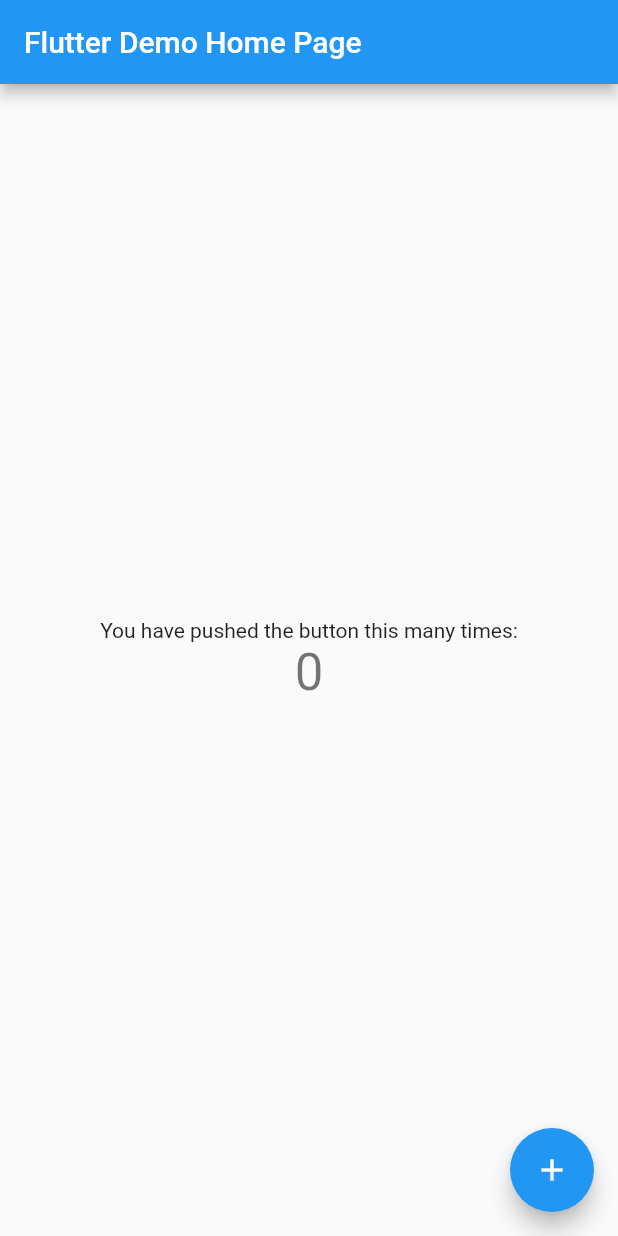
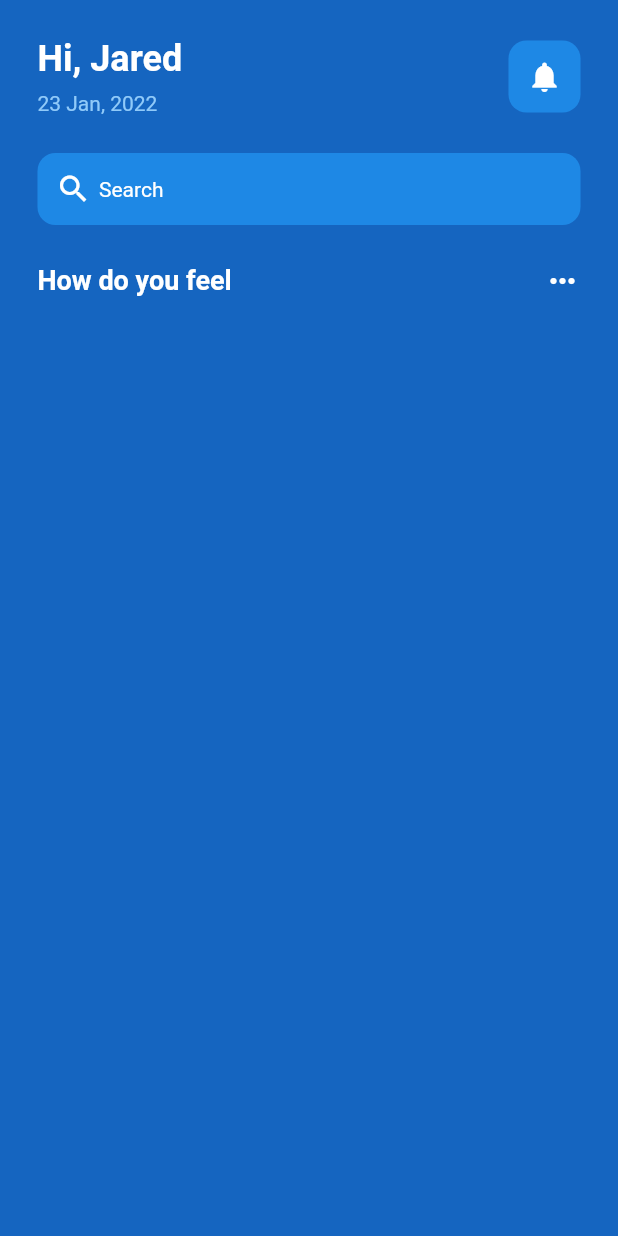
Before and after one commit to bl1nkker/flutter-mental-app, a Flutter app: the screen it shows after launch, on a phone screen of 412 x 824 dp. Run offline on Flutter 3.47's test engine with Material 2 defaults, Android fonts, the phone set to English and light mode, and no system bars.

Commit message:
style: main screen layout

```diff
--- a/lib/main.dart
+++ b/lib/main.dart
@@ -1,4 +1,5 @@
 import 'package:flutter/material.dart';
+import 'package:flutter_mental_app/pages/home_screen.dart';
 
 void main() {
   runApp(const MyApp());
@@ -7,109 +8,11 @@ void main() {
 class MyApp extends StatelessWidget {
   const MyApp({Key? key}) : super(key: key);
 
-  // This widget is the root of your application.
   @override
   Widget build(BuildContext context) {
-    return MaterialApp(
-      title: 'Flutter Demo',
-      theme: ThemeData(
-        // This is the theme of your application.
-        //
-        // Try running your application with "flutter run". You'll see the
-        // application has a blue toolbar. Then, without quitting the app, try
-        // changing the primarySwatch below to Colors.green and then invoke
-        // "hot reload" (press "r" in the console where you ran "flutter run",
-        // or simply save your changes to "hot reload" in a Flutter IDE).
-        // Notice that the counter didn't reset back to zero; the application
-        // is not restarted.
-        primarySwatch: Colors.blue,
-      ),
-      home: const MyHomePage(title: 'Flutter Demo Home Page'),
+    return const MaterialApp(
+      debugShowCheckedModeBanner: false,
+      home: HomeScreen(),
     );
   }
 }
-
-class MyHomePage extends StatefulWidget {
-  const MyHomePage({Key? key, required this.title}) : super(key: key);
-
-  // This widget is the home page of your application. It is stateful, meaning
-  // that it has a State object (defined below) that contains fields that affect
-  // how it looks.
-
-  // This class is the configuration for the state. It holds the values (in this
-  // case the title) provided by the parent (in this case the App widget) and
-  // used by the build method of the State. Fields in a Widget subclass are
-  // always marked "final".
-
-  final String title;
-
-  @override
-  State<MyHomePage> createState() => _MyHomePageState();
-}
-
-class _MyHomePageState extends State<MyHomePage> {
-  int _counter = 0;
-
-  void _incrementCounter() {
-    setState(() {
-      // This call to setState tells the Flutter framework that something has
-      // changed in this State, which causes it to rerun the build method below
-      // so that the display can reflect the updated values. If we changed
-      // _counter without calling setState(), then the build method would not be
-      // called again, and so nothing would appear to happen.
-      _counter++;
-    });
-  }
-
-  @override
-  Widget build(BuildContext context) {
-    // This method is rerun every time setState is called, for instance as done
-    // by the _incrementCounter method above.
-    //
-    // The Flutter framework has been optimized to make rerunning build methods
-    // fast, so that you can just rebuild anything that needs updating rather
-    // than having to individually change instances of widgets.
-    return Scaffold(
-      appBar: AppBar(
-        // Here we take the value from the MyHomePage object that was created by
-        // the App.build method, and use it to set our appbar title.
-        title: Text(widget.title),
-      ),
-      body: Center(
-        // Center is a layout widget. It takes a single child and positions it
-        // in the middle of the parent.
-        child: Column(
-          // Column is also a layout widget. It takes a list of children and
-          // arranges them vertically. By default, it sizes itself to fit its
-          // children horizontally, and tries to be as tall as its parent.
-          //
-          // Invoke "debug painting" (press "p" in the console, choose the
-          // "Toggle Debug Paint" action from the Flutter Inspector in Android
-          // Studio, or the "Toggle Debug Paint" command in Visual Studio Code)
-          // to see the wireframe for each widget.
-          //
-          // Column has various properties to control how it sizes itself and
-          // how it positions its children. Here we use mainAxisAlignment to
-          // center the children vertically; the main axis here is the vertical
-          // axis because Columns are vertical (the cross axis would be
-          // horizontal).
-          mainAxisAlignment: MainAxisAlignment.center,
-          children: <Widget>[
-            const Text(
-              'You have pushed the button this many times:',
-            ),
-            Text(
-              '$_counter',
-              style: Theme.of(context).textTheme.headline4,
-            ),
-          ],
-        ),
-      ),
-      floatingActionButton: FloatingActionButton(
-        onPressed: _incrementCounter,
-        tooltip: 'Increment',
-        child: const Icon(Icons.add),
-      ), // This trailing comma makes auto-formatting nicer for build methods.
-    );
-  }
-}
--- /dev/null
+++ b/lib/pages/home_screen.dart
@@ -0,0 +1,104 @@
+import 'package:flutter/material.dart';
+
+class HomeScreen extends StatefulWidget {
+  const HomeScreen({Key? key}) : super(key: key);
+
+  @override
+  State<HomeScreen> createState() => _HomeScreenState();
+}
+
+class _HomeScreenState extends State<HomeScreen> {
+  @override
+  Widget build(BuildContext context) {
+    return Scaffold(
+        backgroundColor: Colors.blue[800],
+        body: SafeArea(
+          child: Padding(
+            padding: const EdgeInsets.all(25.0),
+            child: Column(
+              children: [
+                // Greetings Row
+                Row(
+                  mainAxisAlignment: MainAxisAlignment.spaceBetween,
+                  children: [
+                    // Hi, Jared
+                    Column(
+                      crossAxisAlignment: CrossAxisAlignment.start,
+                      children: [
+                        const Text(
+                          'Hi, Jared',
+                          style: TextStyle(
+                              color: Colors.white,
+                              fontSize: 24,
+                              fontWeight: FontWeight.bold),
+                        ),
+                        const SizedBox(
+                          height: 8,
+                        ),
+                        Text('23 Jan, 2022',
+                            style: TextStyle(color: Colors.blue[200]))
+                      ],
+                    ),
+
+                    // Notification
+                    Container(
+                      decoration: BoxDecoration(
+                          color: Colors.blue[600],
+                          borderRadius: BorderRadius.circular(12)),
+                      padding: const EdgeInsets.all(12),
+                      child: const Icon(
+                        Icons.notifications,
+                        color: Colors.white,
+                        size: 24,
+                      ),
+                    )
+                  ],
+                ),
+                const SizedBox(
+                  height: 25,
+                ),
+                // Search Bar
+                Container(
+                    padding: const EdgeInsets.all(12),
+                    decoration: BoxDecoration(
+                        color: Colors.blue[600],
+                        borderRadius: BorderRadius.circular(12)),
+                    child: Row(
+                      children: const [
+                        Icon(
+                          Icons.search,
+                          color: Colors.white,
+                        ),
+                        SizedBox(
+                          width: 5,
+                        ),
+                        Text('Search', style: TextStyle(color: Colors.white))
+                      ],
+                    )),
+                const SizedBox(
+                  height: 25,
+                ),
+                // How do you feel?
+                Row(
+                  mainAxisAlignment: MainAxisAlignment.spaceBetween,
+                  children: const [
+                    Text(
+                      'How do you feel',
+                      textAlign: TextAlign.start,
+                      style: TextStyle(
+                          color: Colors.white,
+                          fontSize: 18,
+                          fontWeight: FontWeight.bold),
+                    ),
+                    Icon(
+                      Icons.more_horiz,
+                      color: Colors.white,
+                    )
+                  ],
+                ),
+              ],
+            ),
+          ),
+        ));
+  }
+}
```
